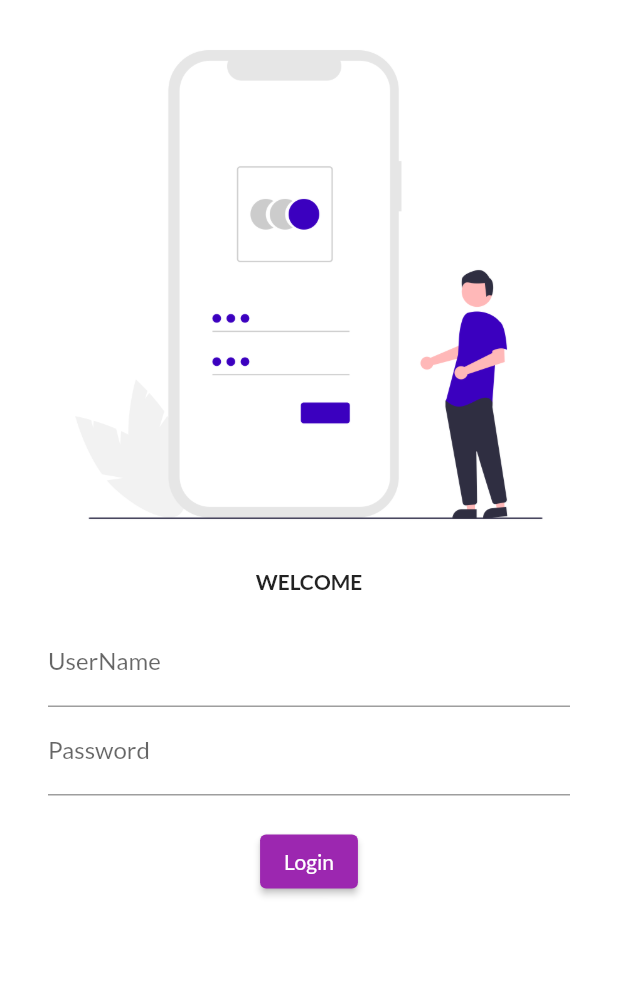
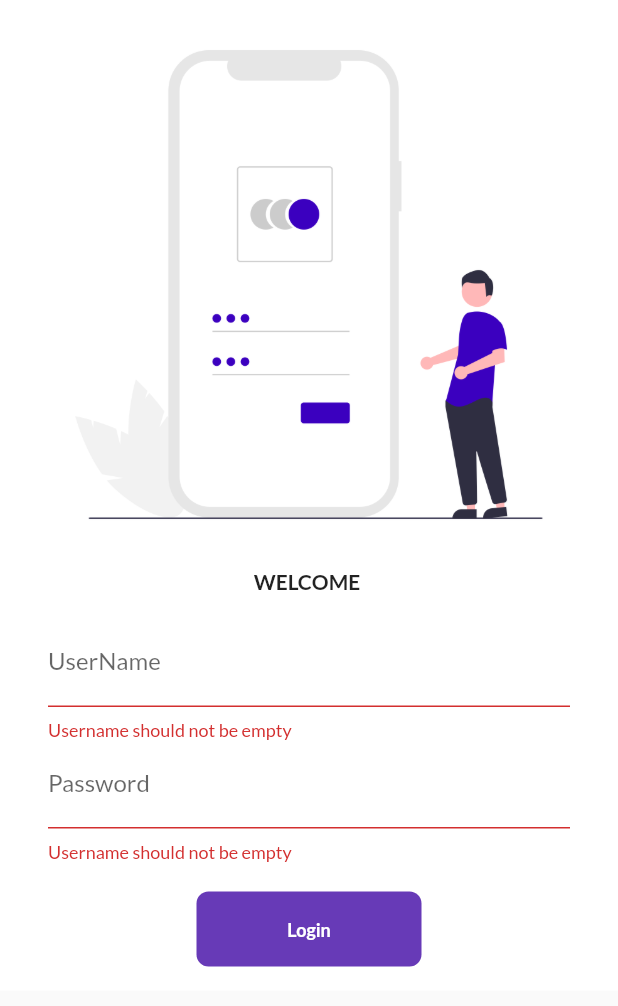
Before and after one commit to mahakencodus/30daysofflutter, a Flutter app: the Login widget shown alone on an empty page, opened directly, after a tap on "Login", on a phone screen of 412 x 824 dp. Shown: the top 1006 px of the screen. Run offline on Flutter 3.47's test engine with Material 2 defaults, Android fonts, the light colour scheme and no system bars; our stand-ins replace google_fonts.

Commit message:
day 5 completed

```diff
--- a/lib/Pages/Login_Page.dart
+++ b/lib/Pages/Login_Page.dart
@@ -1,10 +1,37 @@
 import 'package:flutter/material.dart';
+import 'package:hello1/Utils/routes.dart';
 
-class Login extends StatelessWidget {
+class Login extends StatefulWidget {
+  @override
+  _LoginState createState() => _LoginState();
+}
+
+class _LoginState extends State<Login> {
+  String name = '';
+  bool changebutton = false;
+
+  final _formkey = GlobalKey<FormState>();
+
+  movetohome(BuildContext context) async {
+    if (_formkey.currentState.validate()) {
+      setState(() {
+        changebutton = true;
+      });
+      await Future.delayed(Duration(seconds: 1));
+      await Navigator.pushNamed(context, "/Home");
+      setState(() {
+        changebutton = false;
+      });
+    }
+  }
+
   @override
   Widget build(BuildContext context) {
     return Material(
         color: Colors.white,
+        child: SingleChildScrollView(
+          child: Form(
+            key: _formkey,
             child: Column(
               children: [
                 Image.asset(
@@ -12,33 +39,85 @@ class Login extends StatelessWidget {
                   fit: BoxFit.cover,
                 ),
                 Text(
-              "WELCOME",
+                  "WELCOME $name",
                   style: TextStyle(fontWeight: FontWeight.bold),
                 ),
                 Padding(
-              padding:
-                  const EdgeInsets.symmetric(vertical: 16.0, horizontal: 32.0),
+                  padding: const EdgeInsets.symmetric(
+                      vertical: 16.0, horizontal: 32.0),
                   child: Column(
                     children: [
                       TextFormField(
                         decoration: InputDecoration(
                             labelText: 'UserName', hintText: 'Enter Username '),
+                        validator: (value) {
+                          if (value.isEmpty) {
+                            print("$value mahak");
+                            return "Username should not be empty";
+                          }
+                          return null;
+                        },
+                        onChanged: (value) {
+                          name = value;
+                          setState(() {});
+                        },
                       ),
                       TextFormField(
+                        obscureText: true,
                         decoration: InputDecoration(
                             labelText: 'Password', hintText: 'Enter Password '),
+                        validator: (value) {
+                          if (value.isEmpty) {
+                            return "Username should not be empty";
+                          } else if (value.length < 6) {
+                            return "Password should be more than 6 letter";
+                          }
+                          return null;
+                        },
                       ),
+
                       SizedBox(
                         height: 20,
                       ),
-                  ElevatedButton(
-                    child: Text("Login"),
-                    onPressed: () {},
+                      Material(
+                        borderRadius:
+                            BorderRadius.circular(changebutton ? 50 : 8),
+                        color: Colors.deepPurple,
+                        child: InkWell(
+                          onTap: () => movetohome(context),
+                          child: AnimatedContainer(
+                            duration: Duration(seconds: 1),
+                            height: 50,
+                            width: changebutton ? 50 : 150,
+                            alignment: Alignment.center,
+                            child: changebutton
+                                ? Icon(
+                                    Icons.done,
+                                    color: Colors.white,
                                   )
+                                : Text(
+                                    "Login",
+                                    style: TextStyle(
+                                        fontWeight: FontWeight.bold,
+                                        fontSize: 12,
+                                        color: Colors.white),
+                                  ),
+                          ),
+                        ),
+                      )
+                      // ElevatedButton(
+                      //   child: Text("Login"),
+                      //   style: TextButton.styleFrom(minimumSize: Size(120, 40)),
+                      //   onPressed: () {
+                      //     Navigator.pushNamed(context, "/Home");
+                      //   },
+                      // )
                     ],
                   ),
                 )
               ],
+            ),
+          ),
         ));
   }
 }
--- /dev/null
+++ b/lib/Utils/routes.dart
@@ -0,0 +1,4 @@
+class MyRoutes {
+  static String loginroute = '/';
+  static String homeroute = '/home';
+}
--- /dev/null
+++ b/lib/Widgets/theme.dart
@@ -0,0 +1,18 @@
+import 'package:flutter/material.dart';
+import 'package:google_fonts/google_fonts.dart';
+
+class Mytheme {
+  static ThemeData lighttheme(BuildContext context) => ThemeData(
+      primarySwatch: Colors.deepPurple,
+      fontFamily: GoogleFonts.lato().fontFamily,
+      appBarTheme: AppBarTheme(
+        elevation: 0.0,
+        backgroundColor: Colors.white,
+        iconTheme: IconThemeData(
+          color: Colors.deepPurple,
+        ),
+      ));
+  static ThemeData darktheme(BuildContext context) => ThemeData(
+        brightness: Brightness.dark,
+      );
+}
```
Also changed, not shown: lib/Pages/Home_Page.dart (+6 -4 lines), lib/Widgets/drawer.dart (added, +62 -0 lines), lib/main.dart (+6 -8 lines), lib/models/Catalog.dart (added, +23 -0 lines), assets/images/Mahak.jpeg (added). Lines whose indentation alone changed are shown as unchanged.
